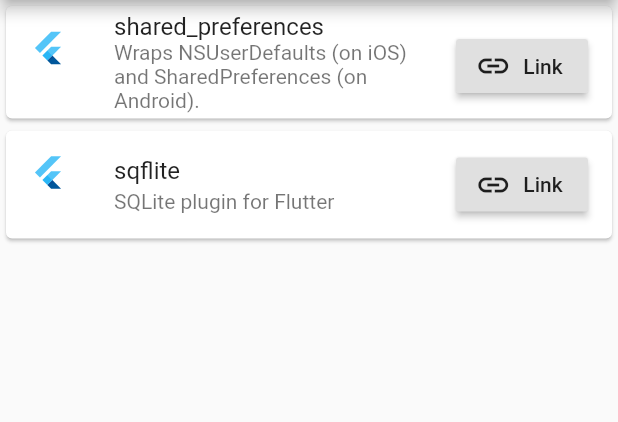
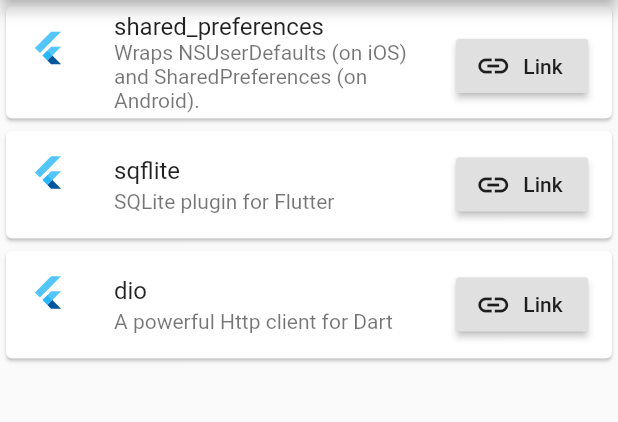
Before and after one commit to linnefromice/flutter_practice_library, a Flutter app: the screen it shows after launch, on a phone screen of 412 x 824 dp, the part 84-506 px from its top. Run offline on Flutter 3.47's test engine with Material 2 defaults, Android fonts, the phone set to English and light mode, and no system bars; our stand-ins replace shared_preferences, sqflite; accounts and stored records are empty.

Commit message:
add card for dio

```diff
--- a/lib/screen/MainScreen.dart
+++ b/lib/screen/MainScreen.dart
@@ -56,6 +56,18 @@ class MainScreen extends StatelessWidget {
                 },
               ),
             ),
+            Card(
+              child: ListTile(
+                leading: FlutterLogo(),
+                title: Text('dio'),
+                subtitle: Text('A powerful Http client for Dart'),
+                trailing: RaisedButton.icon(
+                  onPressed: () => _launchUrl('https://pub.dev/packages/dio'),
+                  icon: Icon(Icons.link),
+                  label: Text('Link'),
+                ),
+              ),
+            ),
           ]
         )
       ),
```
